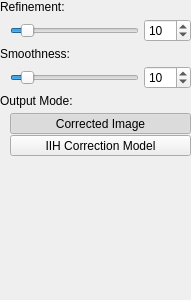
Above: src/imagefilter_tviihc/filterwidget.ui from deiflou/ibp before the change. Below: the same form after it.
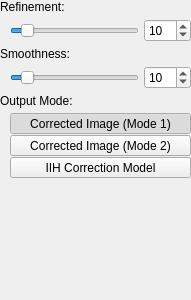
That is the form after the change.

Commit message:
* Added Auto Levels image filter
* Added ProbabilityMassFunction class
* Added ImageHistogram class
* Added new output option to the IIHC image filters
* Modified license year

```diff
--- a/src/imagefilter_tviihc/filterwidget.ui
+++ b/src/imagefilter_tviihc/filterwidget.ui
@@ -153,7 +153,7 @@
           </sizepolicy>
          </property>
          <property name="text">
-          <string>Corrected Image</string>
+          <string>Corrected Image (Mode 1)</string>
          </property>
          <property name="checkable">
           <bool>true</bool>
@@ -172,6 +172,34 @@
          </attribute>
         </widget>
        </item>
+       <item>
+        <widget class="QToolButton" name="mButtonOutputModeCorrectedImageMode2">
+         <property name="sizePolicy">
+          <sizepolicy hsizetype="Preferred" vsizetype="Preferred">
+           <horstretch>0</horstretch>
+           <verstretch>0</verstretch>
+          </sizepolicy>
+         </property>
+         <property name="text">
+          <string>Corrected Image (Mode 2)</string>
+         </property>
+         <property name="checkable">
+          <bool>true</bool>
+         </property>
+         <property name="checked">
+          <bool>false</bool>
+         </property>
+         <property name="autoExclusive">
+          <bool>true</bool>
+         </property>
+         <property name="class" stdset="0">
+          <string>cFlatOptionButton</string>
+         </property>
+         <attribute name="buttonGroup">
+          <string notr="true">buttonGroup</string>
+         </attribute>
+        </widget>
+       </item>
        <item>
         <widget class="QToolButton" name="mButtonOutputModeIIHCorrectionModel">
          <property name="sizePolicy">
```
Left out of the diff: 2 changed lines with no effect on the pictures. The commit also changes 375 other files.
